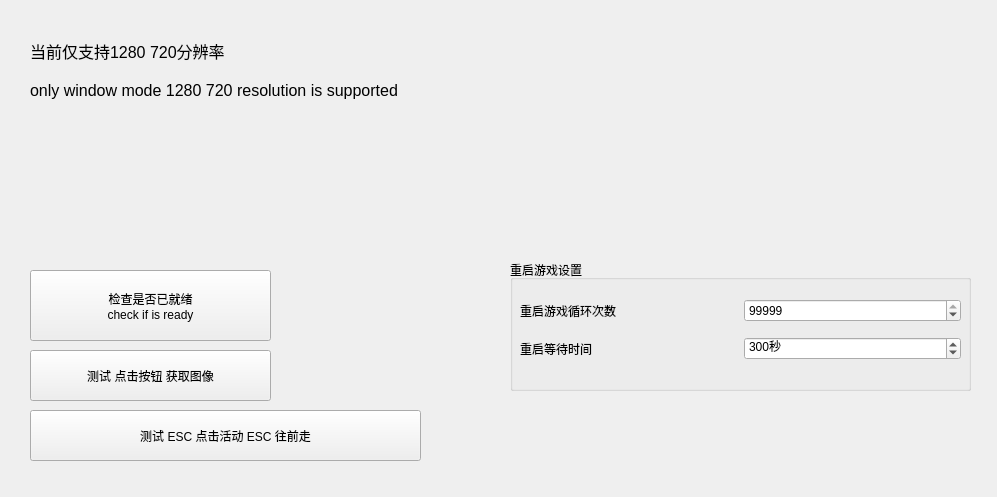
A-SunsetMkt-Forks/wuwaBackendTool, file generalpanel.ui: the form before one commit.
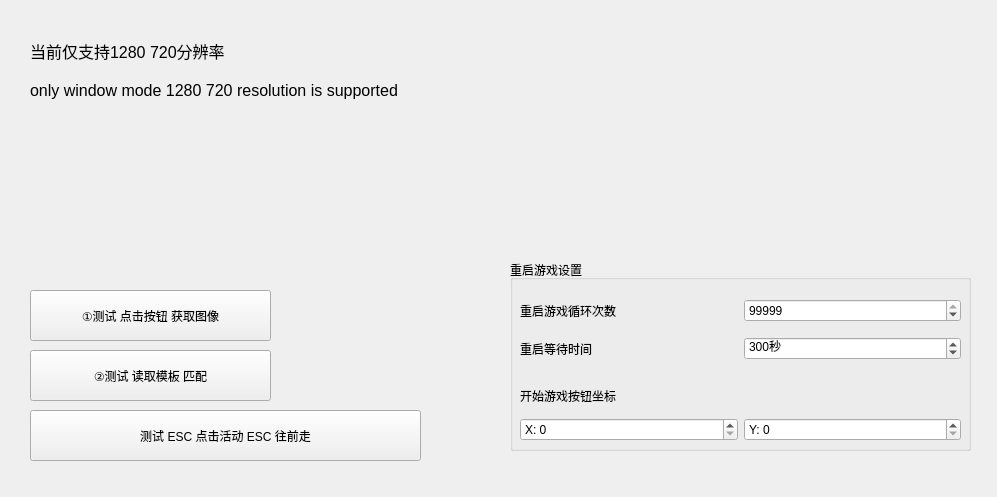
The form after the commit.

Commit message: opencv 实现模板匹配 50-60ms

```diff
--- a/generalpanel.ui
+++ b/generalpanel.ui
@@ -49,31 +49,17 @@
     <string>only window mode 1280 720 resolution is supported</string>
    </property>
   </widget>
-  <widget class="QPushButton" name="checkReady">
-   <property name="geometry">
-    <rect>
-     <x>30</x>
-     <y>270</y>
-     <width>241</width>
-     <height>71</height>
-    </rect>
-   </property>
-   <property name="text">
-    <string>检查是否已就绪
-check if is ready</string>
-   </property>
-  </widget>
   <widget class="QPushButton" name="getGameWin">
    <property name="geometry">
     <rect>
      <x>30</x>
-     <y>350</y>
+     <y>290</y>
      <width>241</width>
      <height>51</height>
     </rect>
    </property>
    <property name="text">
-    <string>测试 点击按钮 获取图像</string>
+    <string>①测试 点击按钮 获取图像</string>
    </property>
   </widget>
   <widget class="QPushButton" name="test1">
@@ -95,7 +81,7 @@
      <x>510</x>
      <y>260</y>
      <width>461</width>
-     <height>131</height>
+     <height>191</height>
     </rect>
    </property>
    <property name="title">
@@ -167,6 +153,68 @@
      </item>
     </layout>
    </widget>
+   <widget class="QWidget" name="layoutWidget">
+    <property name="geometry">
+     <rect>
+      <x>10</x>
+      <y>120</y>
+      <width>441</width>
+      <height>61</height>
+     </rect>
+    </property>
+    <layout class="QVBoxLayout" name="verticalLayout_2">
+     <item>
+      <widget class="QLabel" name="label_5">
+       <property name="text">
+        <string>开始游戏按钮坐标</string>
+       </property>
+      </widget>
+     </item>
+     <item>
+      <layout class="QHBoxLayout" name="horizontalLayout_3">
+       <item>
+        <widget class="QSpinBox" name="startBtnX">
+         <property name="suffix">
+          <string/>
+         </property>
+         <property name="prefix">
+          <string>X: </string>
+         </property>
+         <property name="maximum">
+          <number>99999</number>
+         </property>
+        </widget>
+       </item>
+       <item>
+        <widget class="QSpinBox" name="startBtnY">
+         <property name="suffix">
+          <string/>
+         </property>
+         <property name="prefix">
+          <string>Y: </string>
+         </property>
+         <property name="maximum">
+          <number>99999</number>
+         </property>
+        </widget>
+       </item>
+      </layout>
+     </item>
+    </layout>
+   </widget>
+  </widget>
+  <widget class="QPushButton" name="testFindPic">
+   <property name="geometry">
+    <rect>
+     <x>30</x>
+     <y>350</y>
+     <width>241</width>
+     <height>51</height>
+    </rect>
+   </property>
+   <property name="text">
+    <string>②测试 读取模板 匹配</string>
+   </property>
   </widget>
  </widget>
  <resources/>
```
Left out of the diff: 4 changed lines with no effect on the pictures. The commit also changes 12 other files.
